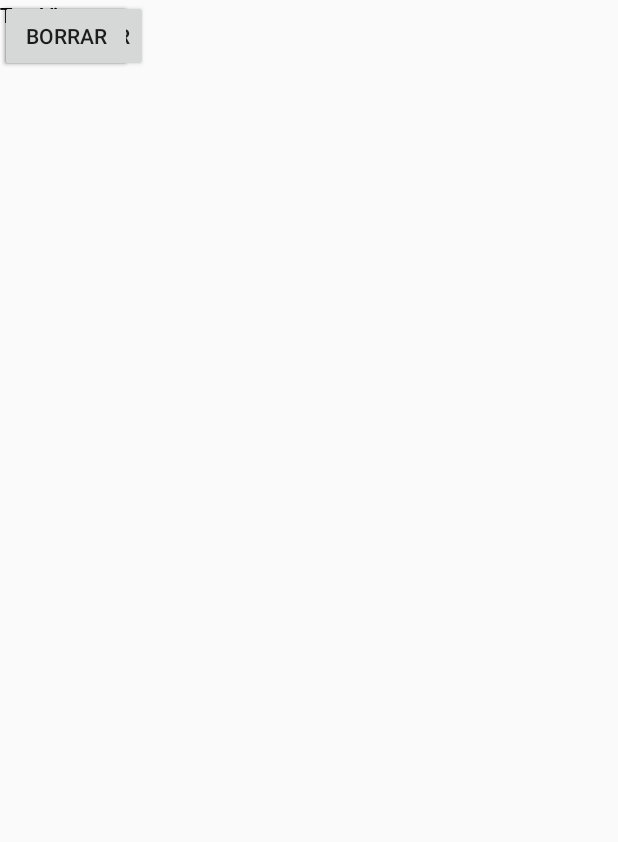
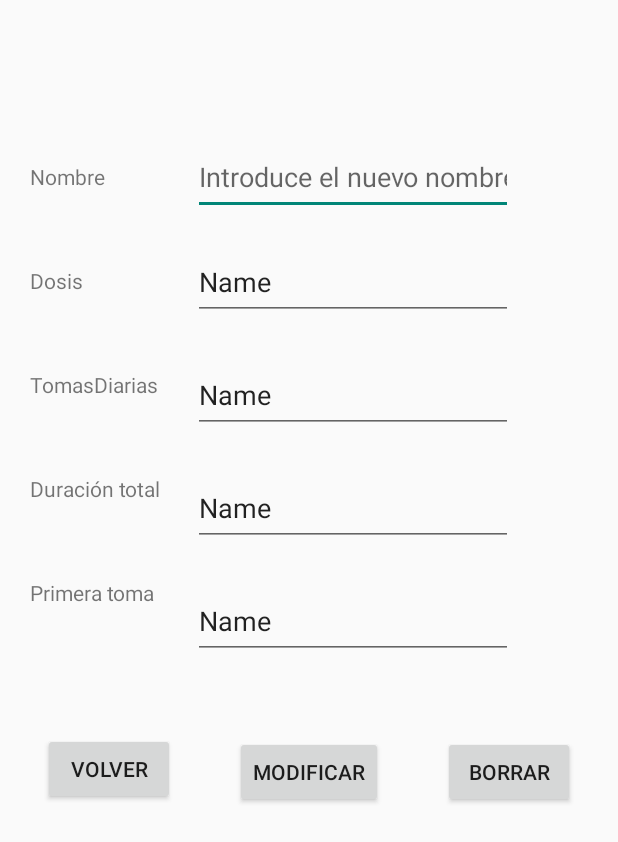
Before and after one commit to mgNNN/android-gestor, an Android app: the layout activity_medicamentos_view.xml on its own in the app's theme, with its tools: preview values and no code run, on a phone screen of 412 x 824 dp. Shown: the top 842 px of the screen. Run offline under Robolectric (Android 15) with nearby library versions, the phone set to English and light mode, and no system bars.

Commit message:
Ajuste layout med

```diff
--- a/app/src/main/res/layout/activity_medicamentos_view.xml
+++ b/app/src/main/res/layout/activity_medicamentos_view.xml
@@ -1,69 +1,155 @@
 <androidx.constraintlayout.widget.ConstraintLayout xmlns:android="http://schemas.android.com/apk/res/android"
+    xmlns:app="http://schemas.android.com/apk/res-auto"
     xmlns:tools="http://schemas.android.com/tools"
     android:layout_width="match_parent"
     android:layout_height="match_parent">
 
+    <EditText
+        android:id="@+id/caja1_med_view"
+        android:layout_width="wrap_content"
+        android:layout_height="50dp"
+        android:layout_marginTop="93dp"
+        android:layout_marginEnd="70dp"
+        android:ems="10"
+        android:hint="Introduce el nuevo nombre del medicamento"
+        android:inputType="text"
+        app:layout_constraintEnd_toEndOf="parent"
+        app:layout_constraintTop_toTopOf="parent" />
+
     <TextView
-        android:id="@+id/label1_med_view"
+        android:id="@+id/label4_med_mod3"
         android:layout_width="wrap_content"
         android:layout_height="wrap_content"
-        android:text="TextView"
-        tools:layout_editor_absoluteX="51dp"
-        tools:layout_editor_absoluteY="109dp" />
+        android:layout_marginStart="20dp"
+        android:layout_marginTop="50dp"
+        android:text="Duración total"
+        app:layout_constraintStart_toStartOf="parent"
+        app:layout_constraintTop_toBottomOf="@+id/label3_med_mod3" />
 
     <TextView
-        android:id="@+id/label2_med_view"
+        android:id="@+id/label3_med_mod3"
         android:layout_width="wrap_content"
         android:layout_height="wrap_content"
-        android:text="TextView"
-        tools:layout_editor_absoluteX="53dp"
-        tools:layout_editor_absoluteY="157dp" />
+        android:layout_marginStart="20dp"
+        android:layout_marginTop="50dp"
+        android:text="TomasDiarias"
+        app:layout_constraintStart_toStartOf="parent"
+        app:layout_constraintTop_toBottomOf="@+id/label2_med_mod3" />
 
     <TextView
-        android:id="@+id/label3_med_view"
+        android:id="@+id/label5_med_mod3"
         android:layout_width="wrap_content"
         android:layout_height="wrap_content"
-        android:text="TextView"
-        tools:layout_editor_absoluteX="58dp"
-        tools:layout_editor_absoluteY="200dp" />
+        android:layout_marginStart="20dp"
+        android:layout_marginTop="50dp"
+        android:text="Primera toma"
+        app:layout_constraintStart_toStartOf="parent"
+        app:layout_constraintTop_toBottomOf="@+id/label4_med_mod3" />
+
+    <EditText
+        android:id="@+id/caja2_med_mod3"
+        android:layout_width="wrap_content"
+        android:layout_height="50dp"
+        android:layout_marginTop="20dp"
+        android:layout_marginEnd="70dp"
+        android:ems="10"
+        android:inputType="text"
+        android:text="Name"
+        app:layout_constraintEnd_toEndOf="parent"
+        app:layout_constraintTop_toBottomOf="@+id/caja1_med_view" />
 
     <TextView
-        android:id="@+id/label4_med_view"
+        android:id="@+id/label1_med_mod3"
         android:layout_width="wrap_content"
         android:layout_height="wrap_content"
-        android:text="TextView"
-        tools:layout_editor_absoluteX="60dp"
-        tools:layout_editor_absoluteY="253dp" />
+        android:layout_marginStart="20dp"
+        android:layout_marginTop="108dp"
+        android:layout_marginEnd="15dp"
+        android:text="Nombre"
+        app:layout_constraintEnd_toStartOf="@+id/caja1_med_mod"
+        app:layout_constraintStart_toStartOf="parent"
+        app:layout_constraintTop_toTopOf="parent" />
+
+    <EditText
+        android:id="@+id/caja4_med_mod3"
+        android:layout_width="wrap_content"
+        android:layout_height="50dp"
+        android:layout_marginTop="25dp"
+        android:layout_marginEnd="70dp"
+        android:ems="10"
+        android:inputType="text"
+        android:text="Name"
+        app:layout_constraintEnd_toEndOf="parent"
+        app:layout_constraintTop_toBottomOf="@+id/caja3_med_mod3" />
+
+    <EditText
+        android:id="@+id/caja5_med_mod3"
+        android:layout_width="wrap_content"
+        android:layout_height="50dp"
+        android:layout_marginTop="25dp"
+        android:layout_marginEnd="70dp"
+        android:ems="10"
+        android:inputType="text"
+        android:text="Name"
+        app:layout_constraintEnd_toEndOf="parent"
+        app:layout_constraintTop_toBottomOf="@+id/caja4_med_mod3" />
 
     <TextView
-        android:id="@+id/label5_med_view"
+        android:id="@+id/label2_med_mod3"
         android:layout_width="wrap_content"
         android:layout_height="wrap_content"
-        android:text="TextView"
-        tools:layout_editor_absoluteX="64dp"
-        tools:layout_editor_absoluteY="305dp" />
+        android:layout_marginStart="20dp"
+        android:layout_marginTop="50dp"
+        android:text="Dosis"
+        app:layout_constraintStart_toStartOf="parent"
+        app:layout_constraintTop_toBottomOf="@+id/label1_med_mod3" />
+
+    <EditText
+        android:id="@+id/caja3_med_mod3"
+        android:layout_width="wrap_content"
+        android:layout_height="50dp"
+        android:layout_marginTop="25dp"
+        android:layout_marginEnd="70dp"
+        android:ems="10"
+        android:inputType="text"
+        android:text="Name"
+        app:layout_constraintEnd_toEndOf="parent"
+        app:layout_constraintTop_toBottomOf="@+id/caja2_med_mod3" />
+
+    <Button
+        android:id="@+id/button3_med_view"
+        android:layout_width="wrap_content"
+        android:layout_height="wrap_content"
+        android:layout_marginStart="20dp"
+        android:layout_marginTop="51dp"
+        android:layout_marginEnd="50dp"
+        android:text="Borrar"
+        app:layout_constraintEnd_toEndOf="parent"
+        app:layout_constraintStart_toEndOf="@+id/button2_med_view"
+        app:layout_constraintTop_toBottomOf="@+id/caja5_med_mod3" />
+
+    <Button
+        android:id="@+id/button2_med_view"
+        android:layout_width="wrap_content"
+        android:layout_height="wrap_content"
+        android:layout_marginStart="20dp"
+        android:layout_marginTop="51dp"
+        android:layout_marginEnd="20dp"
+        android:text="Modificar"
+        app:layout_constraintEnd_toStartOf="@+id/button3_med_view"
+        app:layout_constraintStart_toEndOf="@+id/button1_med_view"
+        app:layout_constraintTop_toBottomOf="@+id/caja5_med_mod3" />
 
     <Button
         android:id="@+id/button1_med_view"
         android:layout_width="wrap_content"
         android:layout_height="wrap_content"
+        android:layout_marginStart="50dp"
+        android:layout_marginTop="84dp"
+        android:layout_marginEnd="20dp"
         android:text="Volver"
-        tools:layout_editor_absoluteX="34dp"
-        tools:layout_editor_absoluteY="448dp" />
+        app:layout_constraintEnd_toStartOf="@+id/button2_med_view"
+        app:layout_constraintStart_toStartOf="parent"
+        app:layout_constraintTop_toBottomOf="@+id/label5_med_mod3" />
 
-    <Button
-        android:id="@+id/button2_med_view"
-        android:layout_width="wrap_content"
-        android:layout_height="wrap_content"
-        android:text="Modificar"
-        tools:layout_editor_absoluteX="137dp"
-        tools:layout_editor_absoluteY="448dp" />
-
-    <Button
-        android:id="@+id/button3_med_view"
-        android:layout_width="wrap_content"
-        android:layout_height="wrap_content"
-        android:text="Borrar"
-        tools:layout_editor_absoluteX="261dp"
-        tools:layout_editor_absoluteY="448dp" />
 </androidx.constraintlayout.widget.ConstraintLayout>
```
Also changed, not shown: app/src/main/res/layout/activity_medicamentos_modify.xml (+38 -28 lines).
